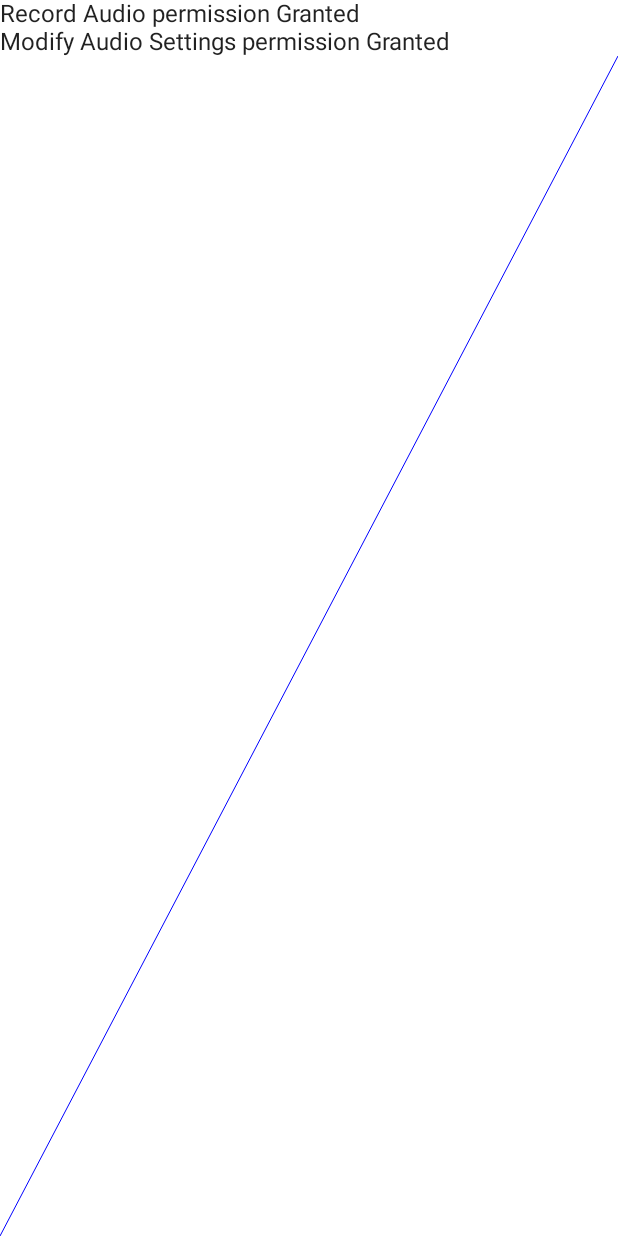
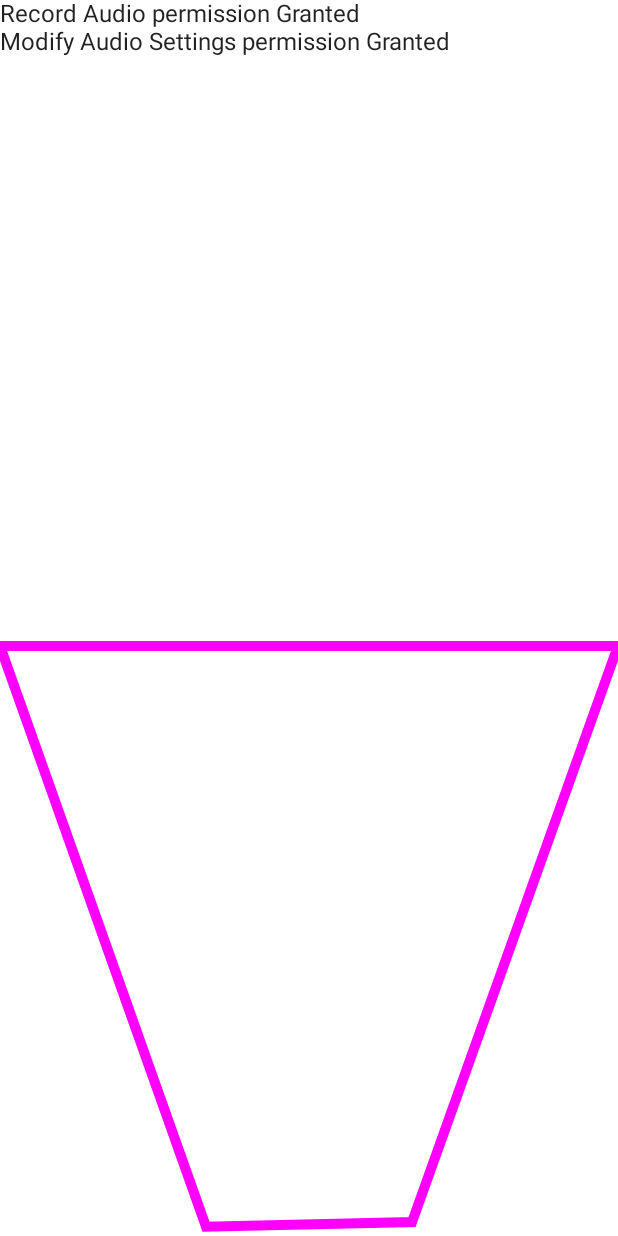
Before and after one commit to tayadehritik/MusicVisualizerPOC, an Android app built with Jetpack Compose: the screen it shows after launch (MainActivity), on a phone screen of 412 x 824 dp. Run offline under Robolectric (Android 15) with nearby library versions, the phone set to English and light mode, and no system bars.

Commit message:
visualizing the waveform done!

```diff
--- a/app/src/main/java/com/example/musicvisualizerpoc/MainActivity.kt
+++ b/app/src/main/java/com/example/musicvisualizerpoc/MainActivity.kt
@@ -1,13 +1,13 @@
 package com.example.musicvisualizerpoc
 
 import android.media.audiofx.Visualizer
-import android.media.audiofx.Visualizer.OnDataCaptureListener
 import android.os.Bundle
 import android.util.Log
 import androidx.activity.ComponentActivity
 import androidx.activity.compose.setContent
 import androidx.compose.foundation.Canvas
 import androidx.compose.foundation.layout.Column
+import androidx.compose.foundation.layout.Spacer
 import androidx.compose.foundation.layout.fillMaxSize
 import androidx.compose.material.Button
 import androidx.compose.material.MaterialTheme
@@ -15,9 +15,11 @@ import androidx.compose.material.Surface
 import androidx.compose.material.Text
 import androidx.compose.runtime.*
 import androidx.compose.ui.Modifier
-import androidx.compose.ui.draw.drawBehind
-import androidx.compose.ui.geometry.Offset
+import androidx.compose.ui.draw.drawWithCache
 import androidx.compose.ui.graphics.Color
+import androidx.compose.ui.graphics.PaintingStyle.Companion.Stroke
+import androidx.compose.ui.graphics.Path
+import androidx.compose.ui.graphics.drawscope.Stroke
 import androidx.compose.ui.tooling.preview.Preview
 import com.example.musicvisualizerpoc.ui.theme.MusicVisualizerPOCTheme
 import com.google.accompanist.permissions.ExperimentalPermissionsApi
@@ -49,6 +51,8 @@ class MainActivity : ComponentActivity(), Visualizer.OnDataCaptureListener {
                     Column {
                         getRecordAudioPermission()
                         getModifyAudioSettingsPermission()
+
+
                         if(bytes==null)
                         {
                             startVisualizer()
@@ -60,12 +64,13 @@ class MainActivity : ComponentActivity(), Visualizer.OnDataCaptureListener {
                         }
                         if(!data.isEmpty())
                         {
-                            Log.d("name", Arrays.toString(data.first()))
-
+                            //Log.d("name", Arrays.toString(data.first()))
 
                         }
-                        Canvas(modifier = Modifier.fillMaxSize()) {
 
+                        Spacer(
+                            modifier = Modifier
+                                .drawWithCache {
                                     val nonEmpty = byteArrayOf(0x01, 0x02, 0x03)
                                     data.clear()
                                     if(bytes!=null)
@@ -78,12 +83,32 @@ class MainActivity : ComponentActivity(), Visualizer.OnDataCaptureListener {
 
                                     val canvasWidth = size.width
                                     val canvasHeight = size.height
-                            drawLine(
-                                start = Offset(x = canvasWidth, y = 0f),
-                                end = Offset(x = 0f, y = canvasHeight),
-                                color = Color.Blue
+
+                                    val xIncrement: Float = canvasWidth / data.first().size
+                                    val yIncrement: Float = canvasHeight / 0xFF
+                                    val halfHeight = (canvasHeight * 0.5)
+                                    val path = Path()
+                                    path.moveTo(0f, halfHeight.toFloat())
+                                    val waveform = data.first()
+                                    for (i in 1 until waveform.size) {
+                                        val yPosition: Float =
+                                            if (waveform.get(i) > 0) canvasHeight - yIncrement * waveform.get(i) else -(yIncrement * waveform.get(
+                                                i
+                                            ))
+                                        path.lineTo(xIncrement * i, yPosition)
+                                    }
+                                    path.lineTo(canvasWidth, halfHeight.toFloat())
+
+                                    path.close()
+                                    onDrawBehind {
+                                        drawPath(path, Color.Magenta, style = Stroke(width = 10f))
+                                    }
+                                }
+                                .fillMaxSize()
                         )
-                        }
+
+
+
 
                         //Initial composition
 
@@ -206,6 +231,6 @@ fun byteArrayToUnsignedInt(byteArray: ByteArray): Int {
     return result
 }
 @Composable
-fun drawWaveForm()  {
+fun drawWaveForm(bytes:ByteArray, width:Float, height:Float)  {
 
 }
```
Lines whose indentation alone changed are shown as unchanged.
